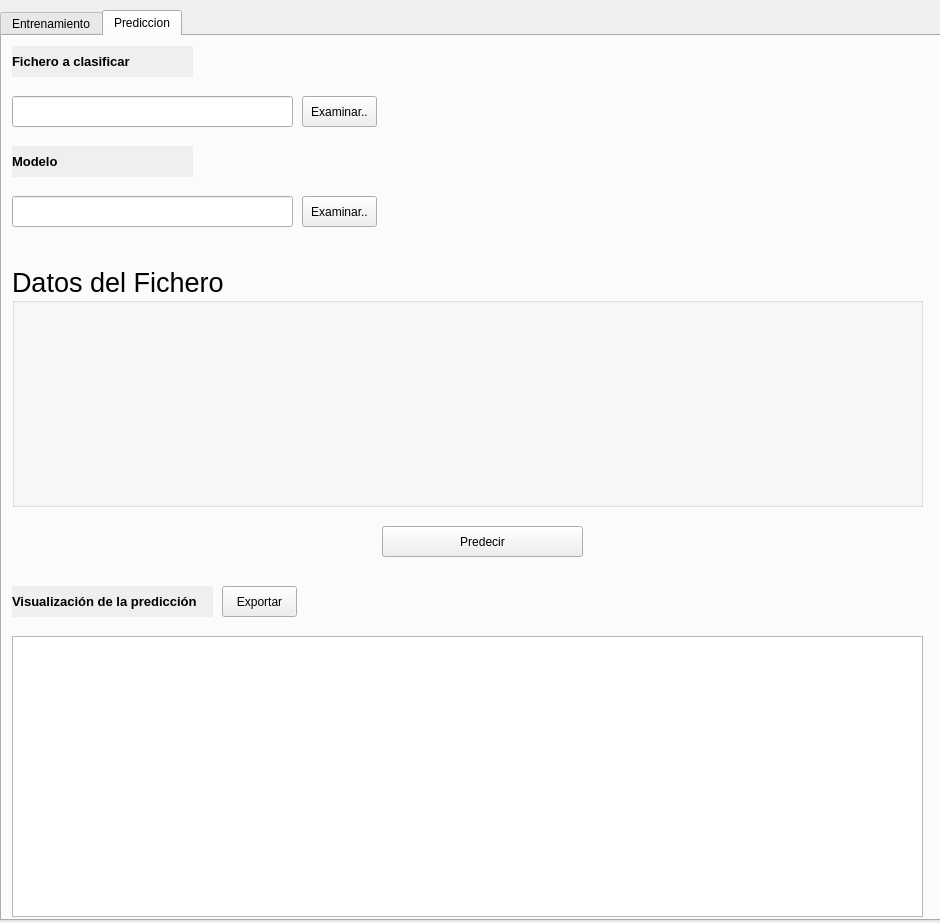
Old version of the form entrenamiento.ui in the repository safteinzz/Machine-Learning-Python.
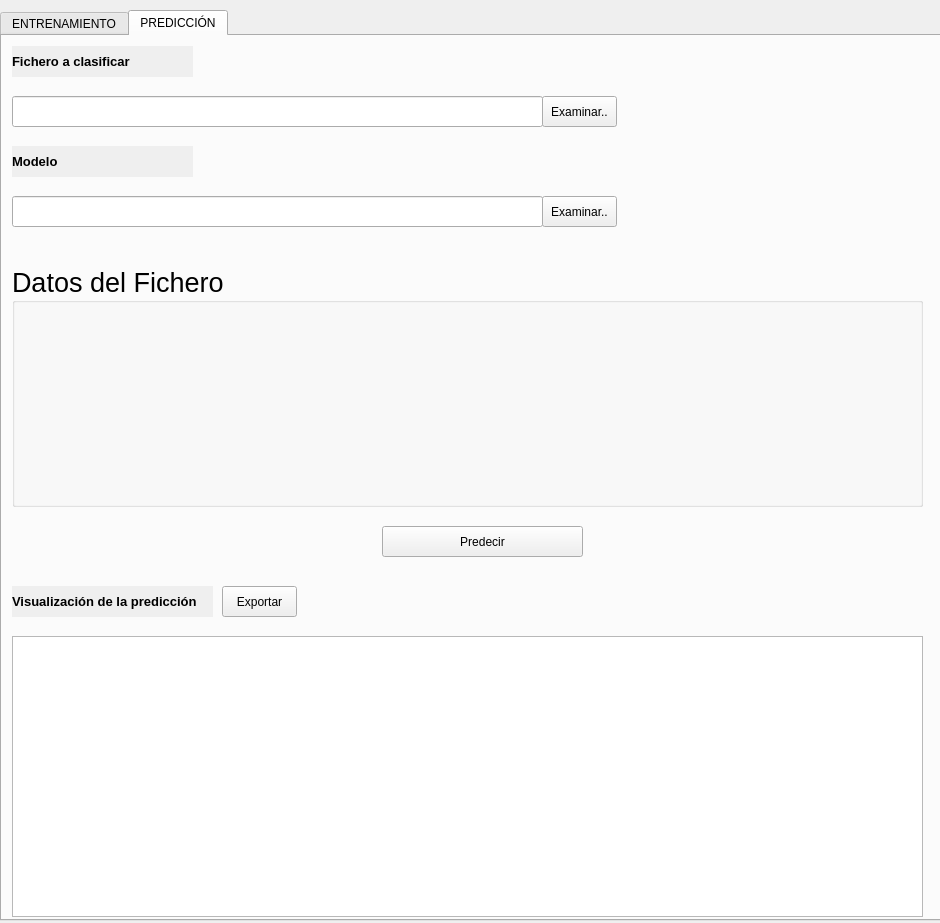
New version of the form. The open tabs and pages were chosen to show the change.

The edit to the form file:
```diff
--- a/entrenamiento.ui
+++ b/entrenamiento.ui
@@ -39,7 +39,7 @@
    </property>
    <widget class="QWidget" name="tabEntrenamiento">
     <attribute name="title">
-     <string>Entrenamiento</string>
+     <string>ENTRENAMIENTO</string>
     </attribute>
     <widget class="QTableView" name="mitableView_resultados">
      <property name="geometry">
@@ -310,7 +310,7 @@
    </widget>
    <widget class="QWidget" name="tabPrediccion">
     <attribute name="title">
-     <string>Prediccion</string>
+     <string>PREDICCIÓN</string>
     </attribute>
     <widget class="QGroupBox" name="groupBox">
      <property name="geometry">
@@ -384,7 +384,7 @@
       <rect>
        <x>10</x>
        <y>60</y>
-       <width>281</width>
+       <width>531</width>
        <height>31</height>
       </rect>
      </property>
@@ -401,7 +401,7 @@
     <widget class="QPushButton" name="qPBSelectFicheroAClasificar">
      <property name="geometry">
       <rect>
-       <x>300</x>
+       <x>540</x>
        <y>60</y>
        <width>75</width>
        <height>31</height>
@@ -419,7 +419,7 @@
       <rect>
        <x>10</x>
        <y>160</y>
-       <width>281</width>
+       <width>531</width>
        <height>31</height>
       </rect>
      </property>
@@ -460,7 +460,7 @@
     <widget class="QPushButton" name="qPBSeleccionarModelo">
      <property name="geometry">
       <rect>
-       <x>300</x>
+       <x>540</x>
        <y>160</y>
        <width>75</width>
        <height>31</height>
```
Left out of the diff: 6 changed lines with no effect on the pictures.
